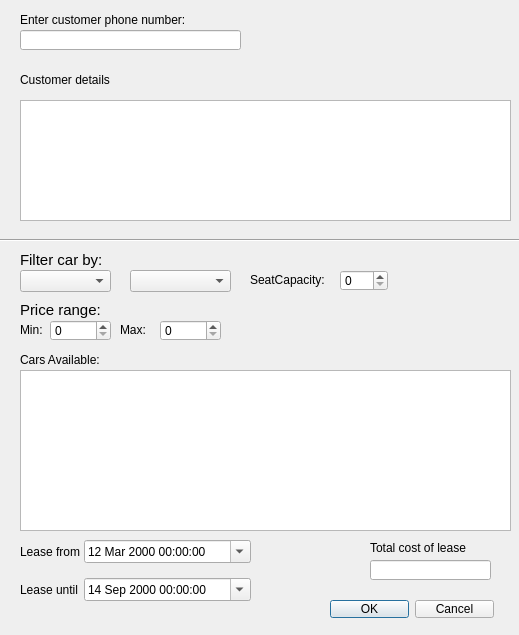
Before: the Qt Designer form src/LeaseDialog.ui in Blodroed/RustyRides, drawn with Qt 5.
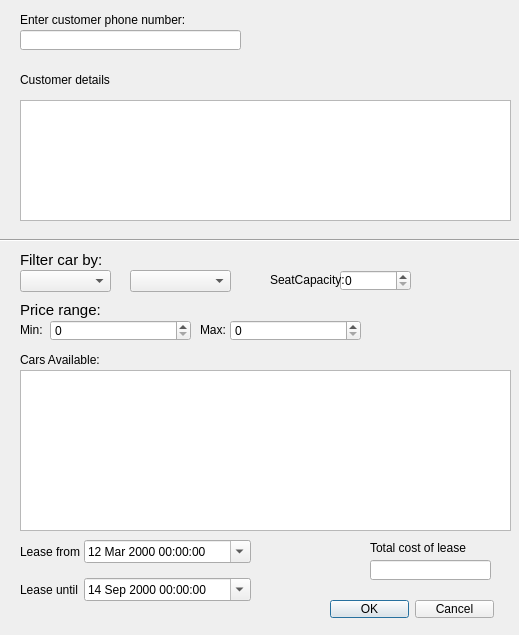
After: the same form once the commit is applied.

Commit message:
Now we can create a lease and it automatically updates
customer also got a new field for leased cars

```diff
--- a/src/LeaseDialog.ui
+++ b/src/LeaseDialog.ui
@@ -416,7 +416,7 @@
     <rect>
      <x>340</x>
      <y>270</y>
-     <width>48</width>
+     <width>71</width>
      <height>21</height>
     </rect>
    </property>
@@ -424,7 +424,7 @@
   <widget class="QLabel" name="SeatCapLabel">
    <property name="geometry">
     <rect>
-     <x>250</x>
+     <x>270</x>
      <y>270</y>
      <width>91</width>
      <height>20</height>
@@ -450,7 +450,7 @@
   <widget class="QLabel" name="MaxLabel">
    <property name="geometry">
     <rect>
-     <x>120</x>
+     <x>200</x>
      <y>320</y>
      <width>31</width>
      <height>20</height>
@@ -465,7 +465,7 @@
     <rect>
      <x>50</x>
      <y>320</y>
-     <width>61</width>
+     <width>141</width>
      <height>21</height>
     </rect>
    </property>
@@ -479,9 +479,9 @@
   <widget class="QSpinBox" name="MaxPriceFilter">
    <property name="geometry">
     <rect>
-     <x>160</x>
+     <x>230</x>
      <y>320</y>
-     <width>61</width>
+     <width>131</width>
      <height>21</height>
     </rect>
    </property>
```
Left out of the diff: 47 changed lines with no effect on the pictures. The commit also changes 13 other files.
